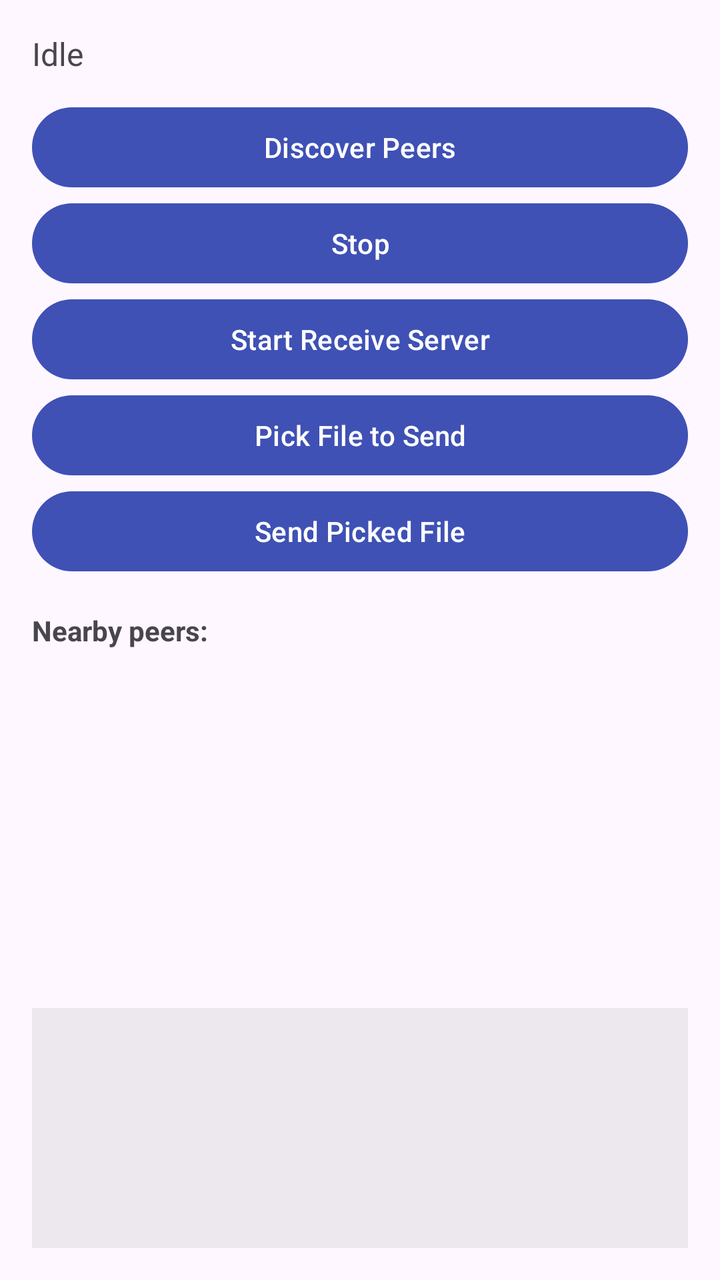
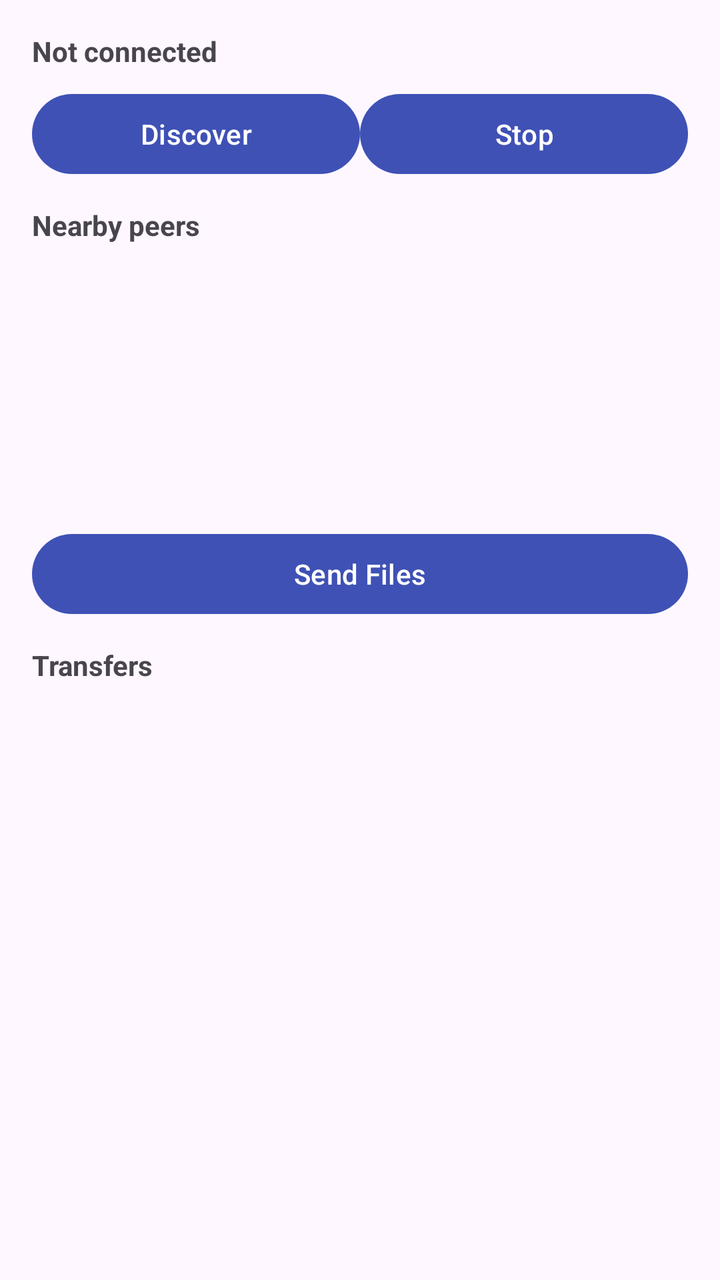

An Android layout rendered at two revisions. The XML below is the earlier revision; the diff shows what the commit changed to produce the second picture.
<!-- AndroidManifest.xml: application theme Theme.WifiDirectShare -->
<!-- res/layout/activity_main.xml -->
<?xml version="1.0" encoding="utf-8"?>
<LinearLayout xmlns:android="http://schemas.android.com/apk/res/android"
    android:layout_width="match_parent"
    android:layout_height="match_parent"
    android:orientation="vertical"
    android:padding="16dp">

    <TextView
        android:id="@+id/statusText"
        android:layout_width="match_parent"
        android:layout_height="wrap_content"
        android:text="@string/status_idle"
        android:textSize="16sp"
        android:paddingBottom="12dp" />

    <Button
        android:id="@+id/discoverButton"
        android:layout_width="match_parent"
        android:layout_height="wrap_content"
        android:text="@string/btn_discover" />

    <Button
        android:id="@+id/stopButton"
        android:layout_width="match_parent"
        android:layout_height="wrap_content"
        android:text="@string/btn_stop" />

    <Button
        android:id="@+id/startServerButton"
        android:layout_width="match_parent"
        android:layout_height="wrap_content"
        android:text="@string/btn_start_server" />

    <Button
        android:id="@+id/pickFileButton"
        android:layout_width="match_parent"
        android:layout_height="wrap_content"
        android:text="@string/btn_pick_file" />

    <Button
        android:id="@+id/sendButton"
        android:layout_width="match_parent"
        android:layout_height="wrap_content"
        android:text="Send Picked File" />

    <TextView
        android:layout_width="match_parent"
        android:layout_height="wrap_content"
        android:paddingTop="16dp"
        android:text="Nearby peers:"
        android:textStyle="bold" />

    <androidx.recyclerview.widget.RecyclerView
        android:id="@+id/peersList"
        android:layout_width="match_parent"
        android:layout_height="0dp"
        android:layout_weight="1" />

    <TextView
        android:id="@+id/logText"
        android:layout_width="match_parent"
        android:layout_height="120dp"
        android:scrollbars="vertical"
        android:background="#11000000"
        android:padding="8dp"
        android:textSize="11sp"
        android:typeface="monospace" />
</LinearLayout>
<!-- resources referenced by this layout -->
<resources>
  <string name="btn_discover">Discover Peers</string>
  <string name="btn_pick_file">Pick File to Send</string>
  <string name="btn_start_server">Start Receive Server</string>
  <string name="btn_stop">Stop</string>
  <string name="status_idle">Idle</string>
  <style name="Theme.WifiDirectShare" parent="Theme.Material3.DayNight.NoActionBar">
          <item name="colorPrimary">#3F51B5</item>
          <item name="colorOnPrimary">#FFFFFF</item>
      </style>
</resources>

<!-- the commit's change to res/layout/activity_main.xml (unified diff, before → after) -->
@@ -10,44 +10,35 @@
         android:layout_width="match_parent"
         android:layout_height="wrap_content"
         android:text="@string/status_idle"
-        android:textSize="16sp"
-        android:paddingBottom="12dp" />
+        android:textSize="14sp"
+        android:textStyle="bold"
+        android:paddingBottom="8dp" />
 
-    <Button
-        android:id="@+id/discoverButton"
+    <LinearLayout
         android:layout_width="match_parent"
         android:layout_height="wrap_content"
-        android:text="@string/btn_discover" />
+        android:orientation="horizontal">
 
-    <Button
-        android:id="@+id/stopButton"
-        android:layout_width="match_parent"
-        android:layout_height="wrap_content"
-        android:text="@string/btn_stop" />
+        <Button
+            android:id="@+id/discoverButton"
+            android:layout_width="0dp"
+            android:layout_height="wrap_content"
+            android:layout_weight="1"
+            android:text="@string/btn_discover" />
 
-    <Button
-        android:id="@+id/startServerButton"
-        android:layout_width="match_parent"
-        android:layout_height="wrap_content"
-        android:text="@string/btn_start_server" />
-
-    <Button
-        android:id="@+id/pickFileButton"
-        android:layout_width="match_parent"
-        android:layout_height="wrap_content"
-        android:text="@string/btn_pick_file" />
-
-    <Button
-        android:id="@+id/sendButton"
-        android:layout_width="match_parent"
-        android:layout_height="wrap_content"
-        android:text="Send Picked File" />
+        <Button
+            android:id="@+id/stopButton"
+            android:layout_width="0dp"
+            android:layout_height="wrap_content"
+            android:layout_weight="1"
+            android:text="@string/btn_stop" />
+    </LinearLayout>
 
     <TextView
         android:layout_width="match_parent"
         android:layout_height="wrap_content"
-        android:paddingTop="16dp"
-        android:text="Nearby peers:"
+        android:paddingTop="12dp"
+        android:text="@string/label_peers"
         android:textStyle="bold" />
 
     <androidx.recyclerview.widget.RecyclerView
@@ -56,13 +47,22 @@
         android:layout_height="0dp"
         android:layout_weight="1" />
 
+    <Button
+        android:id="@+id/sendButton"
+        android:layout_width="match_parent"
+        android:layout_height="wrap_content"
+        android:text="@string/btn_pick_files" />
+
     <TextView
-        android:id="@+id/logText"
         android:layout_width="match_parent"
-        android:layout_height="120dp"
-        android:scrollbars="vertical"
-        android:background="#11000000"
-        android:padding="8dp"
-        android:textSize="11sp"
-        android:typeface="monospace" />
+        android:layout_height="wrap_content"
+        android:paddingTop="12dp"
+        android:text="@string/label_transfers"
+        android:textStyle="bold" />
+
+    <androidx.recyclerview.widget.RecyclerView
+        android:id="@+id/transfersList"
+        android:layout_width="match_parent"
+        android:layout_height="0dp"
+        android:layout_weight="2" />
 </LinearLayout>
<!-- resource entries referenced after the edit -->
@@ -1,10 +1,11 @@
 <!-- resources referenced by this layout -->
 <resources>
-  <string name="btn_discover">Discover Peers</string>
-  <string name="btn_pick_file">Pick File to Send</string>
-  <string name="btn_start_server">Start Receive Server</string>
+  <string name="btn_discover">Discover</string>
+  <string name="btn_pick_files">Send Files</string>
   <string name="btn_stop">Stop</string>
-  <string name="status_idle">Idle</string>
+  <string name="label_peers">Nearby peers</string>
+  <string name="label_transfers">Transfers</string>
+  <string name="status_idle">Not connected</string>
   <style name="Theme.WifiDirectShare" parent="Theme.Material3.DayNight.NoActionBar">
           <item name="colorPrimary">#3F51B5</item>
           <item name="colorOnPrimary">#FFFFFF</item>
